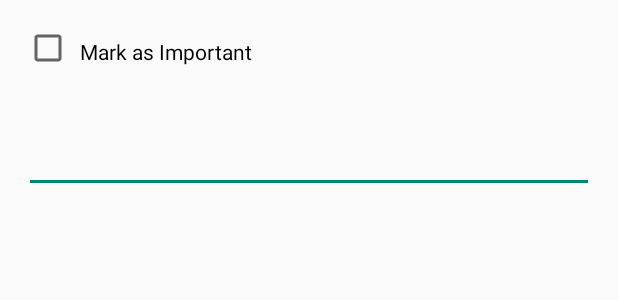
After one commit to sivasantosh/My-Todolist, an Android app: the layout activity_todo_entry.xml on its own in the app's theme, with its tools: preview values and no code run, on a phone screen of 412 x 824 dp. The commit adds this screen. Shown: the top 300 px of the screen. Run offline under Robolectric (Android 15) with nearby library versions, the phone set to English and light mode, and no system bars.

Commit message:
adding new todo's implemented

```diff
--- a/app/build.gradle
+++ b/app/build.gradle
@@ -6,7 +6,7 @@ android {
 
     defaultConfig {
         applicationId "com.example.mytodolist"
-        minSdkVersion 15
+        minSdkVersion 16
         targetSdkVersion 23
         versionCode 1
         versionName "1.0"
--- a/app/src/main/AndroidManifest.xml
+++ b/app/src/main/AndroidManifest.xml
@@ -16,6 +16,10 @@
                 <category android:name="android.intent.category.LAUNCHER" />
             </intent-filter>
         </activity>
+        <activity
+            android:name=".TodoEntryActivity"
+            android:label="@string/title_activity_todo_entry" >
+        </activity>
     </application>
 
 </manifest>
--- /dev/null
+++ b/app/src/main/res/layout/activity_todo_entry.xml
@@ -0,0 +1,28 @@
+<RelativeLayout xmlns:android="http://schemas.android.com/apk/res/android"
+    xmlns:tools="http://schemas.android.com/tools" android:layout_width="match_parent"
+    android:layout_height="match_parent" android:paddingLeft="@dimen/activity_horizontal_margin"
+    android:paddingRight="@dimen/activity_horizontal_margin"
+    android:paddingTop="@dimen/activity_vertical_margin"
+    android:paddingBottom="@dimen/activity_vertical_margin"
+    tools:context="com.example.mytodolist.TodoEntryActivity">
+
+    <CheckBox
+        android:layout_width="wrap_content"
+        android:layout_height="wrap_content"
+        android:text="Mark as Important"
+        android:id="@+id/checkBox"
+        android:layout_alignParentTop="true"
+        android:layout_alignParentLeft="true"
+        android:layout_alignParentStart="true"
+        android:paddingLeft="5dp"
+        android:paddingTop="5dp" />
+
+    <EditText
+        android:layout_width="match_parent"
+        android:layout_height="wrap_content"
+        android:id="@+id/editText"
+        android:layout_below="@+id/checkBox"
+        android:layout_alignParentLeft="true"
+        android:layout_alignParentStart="true"
+        android:layout_marginTop="35dp" />
+</RelativeLayout>
--- a/app/src/main/res/menu/menu_main.xml
+++ b/app/src/main/res/menu/menu_main.xml
@@ -1,6 +1,9 @@
 <menu xmlns:android="http://schemas.android.com/apk/res/android"
     xmlns:app="http://schemas.android.com/apk/res-auto"
     xmlns:tools="http://schemas.android.com/tools" tools:context=".MainActivity">
+
+    <item android:id="@+id/addEntry" android:title="[ + ]" app:showAsAction="ifRoom"/>
+
     <item android:id="@+id/action_settings" android:title="@string/action_settings"
         android:orderInCategory="100" app:showAsAction="never" />
 </menu>
--- a/app/src/main/res/values/strings.xml
+++ b/app/src/main/res/values/strings.xml
@@ -1,6 +1,5 @@
 <resources>
     <string name="app_name">My TodoList</string>
-
-    <string name="hello_world">Hello world!</string>
     <string name="action_settings">Settings</string>
+    <string name="title_activity_todo_entry">New Todo Entry</string>
 </resources>
```
Also changed, not shown: app/src/main/java/com/example/mytodolist/MainActivity.java (+36 -11 lines), app/src/main/java/com/example/mytodolist/TodoEntryActivity.java (added, +58 -0 lines), app/src/main/res/menu/menu_todo_entry.xml (added, +8 -0 lines).
